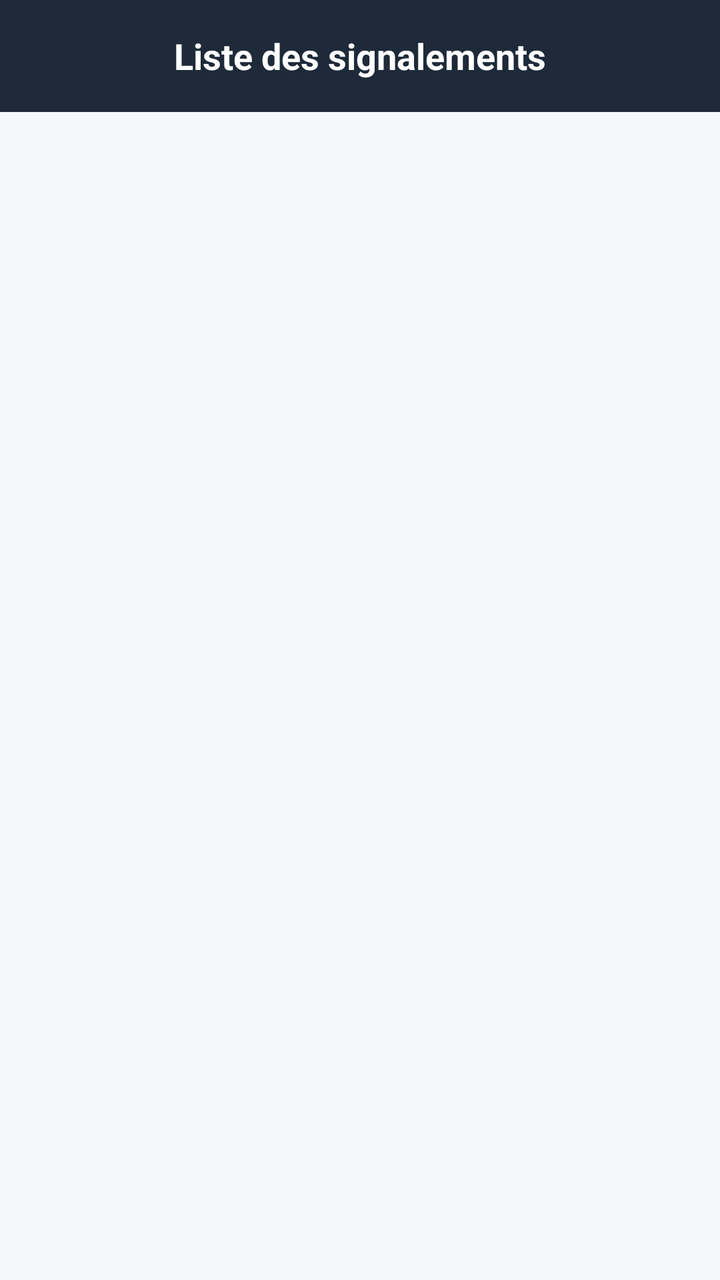
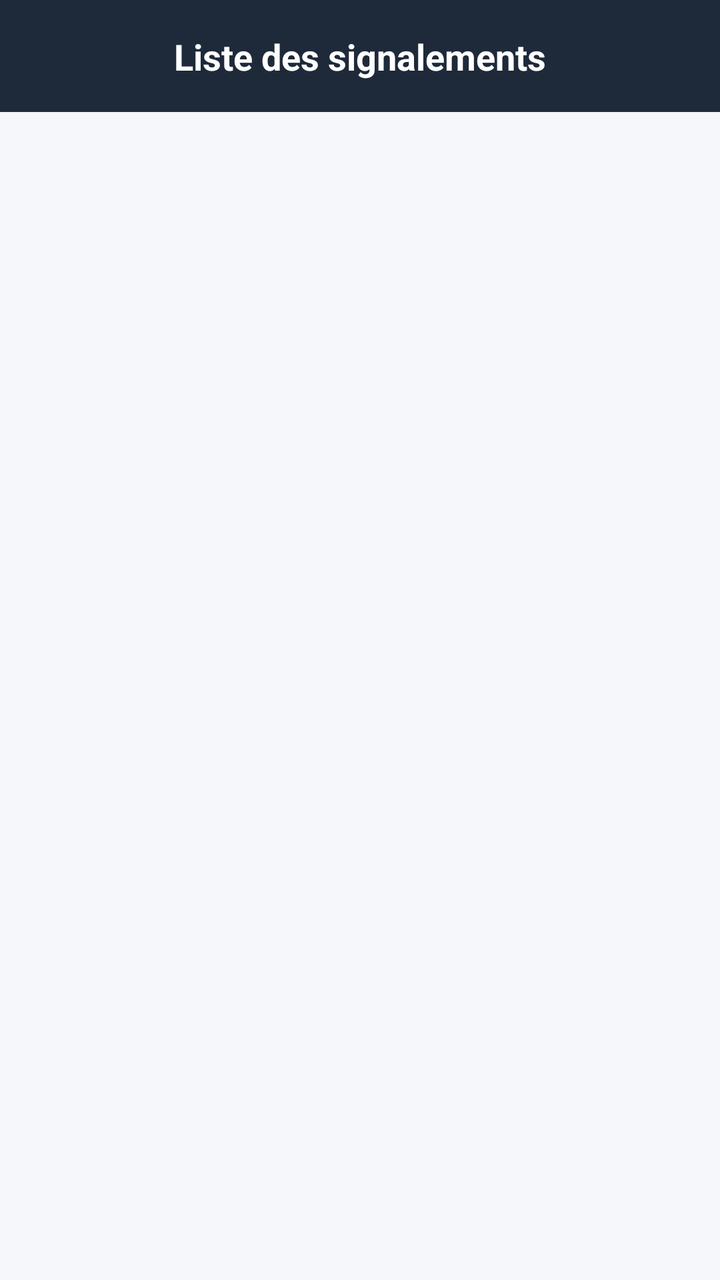

Compare the two renders of this Android layout. The source of the first and the diff that turns it into the second are given below.
<!-- AndroidManifest.xml: application theme Theme.Obstrack -->
<!-- res/layout/fragment_report_list.xml -->
<?xml version="1.0" encoding="utf-8"?>
<LinearLayout xmlns:android="http://schemas.android.com/apk/res/android"
    xmlns:tools="http://schemas.android.com/tools"
    android:layout_width="match_parent"
    android:layout_height="match_parent"
    android:orientation="vertical"
    android:background="#F5F7FA"
    tools:context=".ReportListFragment">

    <RelativeLayout
        android:layout_width="match_parent"
        android:layout_height="56dp"
        android:background="#1E2A3A"
        android:paddingHorizontal="16dp">

        <TextView
            android:id="@+id/titleList"
            android:layout_width="wrap_content"
            android:layout_height="wrap_content"
            android:layout_centerInParent="true"
            android:text="Liste des signalements"
            android:textColor="#FFFFFF"
            android:textSize="18sp"
            android:textStyle="bold" />
    </RelativeLayout>

    <ListView
        android:id="@+id/listViewSignalements"
        android:layout_width="match_parent"
        android:layout_height="match_parent"
        android:divider="#e0ede9"
        android:dividerHeight="1dp" />

</LinearLayout>
<!-- resources referenced by this layout -->
<resources>
  <style name="Theme.Obstrack" parent="Theme.Material3.Light.NoActionBar">
          <item name="colorPrimary">@color/purple_500</item>
          <item name="colorPrimaryVariant">@color/purple_700</item>
          <item name="colorOnPrimary">@color/white</item>
          <item name="colorSecondary">@color/teal_200</item>
          <item name="colorSecondaryVariant">@color/teal_700</item>
          <item name="colorOnSecondary">@color/black</item>
          <item name="android:statusBarColor">?attr/colorPrimaryVariant</item>
      </style>
  <color name="purple_500">#FF6200EE</color>
  <color name="purple_700">#FF3700B3</color>
  <color name="white">#FFFFFFFF</color>
  <color name="teal_200">#FF03DAC5</color>
  <color name="teal_700">#FF018786</color>
  <color name="black">#FF000000</color>
</resources>

<!-- the commit's change to res/layout/fragment_report_list.xml (unified diff, before → after) -->
@@ -1,5 +1,6 @@
 <?xml version="1.0" encoding="utf-8"?>
 <LinearLayout xmlns:android="http://schemas.android.com/apk/res/android"
+    xmlns:app="http://schemas.android.com/apk/res-auto"
     xmlns:tools="http://schemas.android.com/tools"
     android:layout_width="match_parent"
     android:layout_height="match_parent"
@@ -7,7 +8,7 @@
     android:background="#F5F7FA"
     tools:context=".ReportListFragment">
 
-    <RelativeLayout
+    <androidx.constraintlayout.widget.ConstraintLayout
         android:layout_width="match_parent"
         android:layout_height="56dp"
         android:background="#1E2A3A"
@@ -17,12 +18,15 @@
             android:id="@+id/titleList"
             android:layout_width="wrap_content"
             android:layout_height="wrap_content"
-            android:layout_centerInParent="true"
             android:text="Liste des signalements"
             android:textColor="#FFFFFF"
             android:textSize="18sp"
-            android:textStyle="bold" />
-    </RelativeLayout>
+            android:textStyle="bold"
+            app:layout_constraintBottom_toBottomOf="parent"
+            app:layout_constraintEnd_toEndOf="parent"
+            app:layout_constraintStart_toStartOf="parent"
+            app:layout_constraintTop_toTopOf="parent" />
+    </androidx.constraintlayout.widget.ConstraintLayout>
 
     <ListView
         android:id="@+id/listViewSignalements"
<!-- resource entries referenced after the edit -->
@@ -1,19 +1,17 @@
 <!-- resources referenced by this layout -->
 <resources>
   <style name="Theme.Obstrack" parent="Theme.Material3.Light.NoActionBar">
-          <item name="colorPrimary">@color/purple_500</item>
-          <item name="colorPrimaryVariant">@color/purple_700</item>
+          <item name="colorPrimary">@color/blue_obstrack</item>
+          <item name="colorPrimaryVariant">@color/blue_night</item>
           <item name="colorOnPrimary">@color/white</item>
-          <item name="colorSecondary">@color/teal_200</item>
-          <item name="colorSecondaryVariant">@color/teal_700</item>
+          <item name="colorSecondary">@color/blue_obstrack</item>
+          <item name="colorSecondaryVariant">@color/blue_night</item>
           <item name="colorOnSecondary">@color/black</item>
-          <item name="android:statusBarColor">?attr/colorPrimaryVariant</item>
+          <item name="android:statusBarColor">@color/blue_night</item>
       </style>
-  <color name="purple_500">#FF6200EE</color>
-  <color name="purple_700">#FF3700B3</color>
-  <color name="white">#FFFFFFFF</color>
-  <color name="teal_200">#FF03DAC5</color>
-  <color name="teal_700">#FF018786</color>
-  <color name="black">#FF000000</color>
+  <color name="blue_obstrack">#2563FF</color>
+  <color name="blue_night">#1E2B3C</color>
+  <color name="white">#FFFFFF</color>
+  <color name="black">#000000</color>
 </resources>
 
